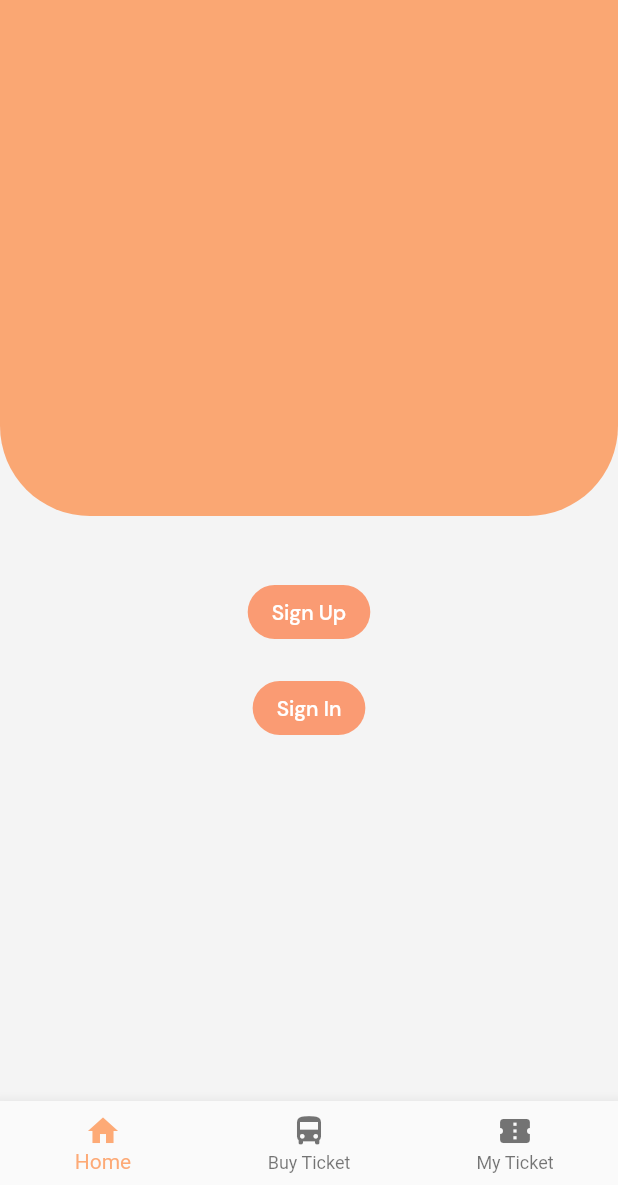
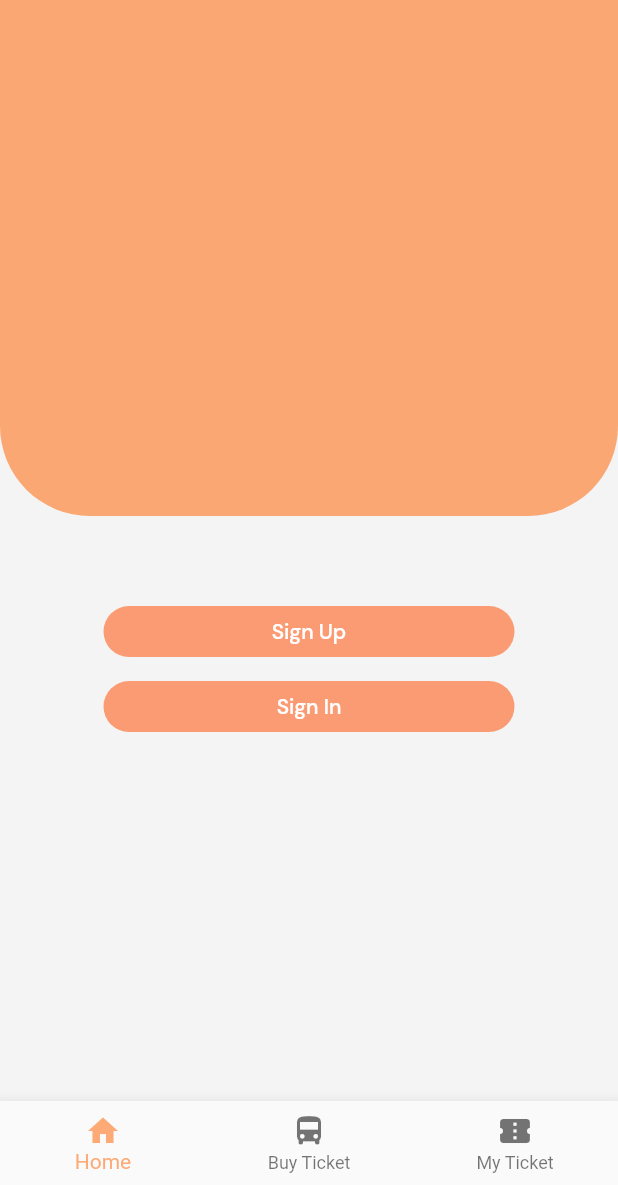
Before and after one commit to UmuhireJessie/mini-project-1, a Flutter app: the screen it shows after launch, on a phone screen of 412 x 824 dp, the part 51-1236 px from its top. Run offline on Flutter 3.47's test engine with Material 2 defaults, Android fonts, the light colour scheme and no system bars; our stand-ins replace font_awesome_flutter, google_fonts.

Commit message:
changed landing page buttons

```diff
--- a/lib/main.dart
+++ b/lib/main.dart
@@ -92,11 +92,14 @@ class _MyHomePageState extends State<MyHomePage> {
                   ),
                 ),
               ]),
-              SizedBox(height: 40),
+              SizedBox(height: 60),
               Column(
                 mainAxisAlignment: MainAxisAlignment.center,
                 children: [
-                  ElevatedButton(
+                  SizedBox(
+                    width: 274,
+                    height: 34,
+                    child: ElevatedButton(
                       onPressed: () {
                         Navigator.push(
                             context,
@@ -105,22 +108,28 @@ class _MyHomePageState extends State<MyHomePage> {
                       },
                       child: Text(
                         'Sign Up',
-                      style: TextStyle(fontSize: 14, fontFamily: 'DM Sans Med'),
+                        style:
+                            TextStyle(fontSize: 14, fontFamily: 'DM Sans Med'),
                       ),
                       style: ButtonStyle(
                         backgroundColor: MaterialStateProperty.all<Color>(
                           Color.fromRGBO(255, 77, 1, 0.53),
                         ),
                         elevation: MaterialStateProperty.all<double>(0),
-                      shape: MaterialStateProperty.all<RoundedRectangleBorder>(
+                        shape:
+                            MaterialStateProperty.all<RoundedRectangleBorder>(
                           RoundedRectangleBorder(
                             borderRadius: BorderRadius.circular(30.88),
                           ),
                         ),
                       ),
                     ),
+                  ),
                   SizedBox(height: 16),
-                  ElevatedButton(
+                  SizedBox(
+                    width: 274,
+                    height: 34,
+                    child: ElevatedButton(
                       onPressed: () {
                         Navigator.push(
                             context,
@@ -129,16 +138,19 @@ class _MyHomePageState extends State<MyHomePage> {
                       },
                       child: Text(
                         'Sign In',
-                      style: TextStyle(fontSize: 14, fontFamily: 'DM Sans Med'),
+                        style:
+                            TextStyle(fontSize: 14, fontFamily: 'DM Sans Med'),
                       ),
                       style: ButtonStyle(
                         backgroundColor: MaterialStateProperty.all<Color>(
                           Color.fromRGBO(255, 77, 1, 0.53),
                         ),
                         elevation: MaterialStateProperty.all<double>(0),
-                      shape: MaterialStateProperty.all<RoundedRectangleBorder>(
+                        shape:
+                            MaterialStateProperty.all<RoundedRectangleBorder>(
                           RoundedRectangleBorder(
                             borderRadius: BorderRadius.circular(30.88),
+                          ),
                         ),
                       ),
                     ),
```
Lines whose indentation alone changed are shown as unchanged.
